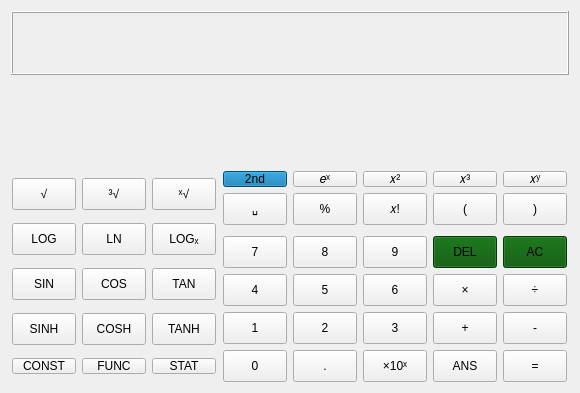
Old version of the form calculatorwidget.ui in the repository ganelonhb/QDMSuite.
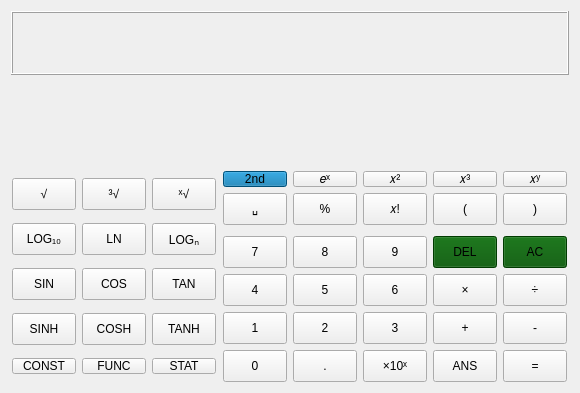
New version of the form. Custom widgets are drawn as their Qt base class.

What changed in the file:
```diff
--- a/calculatorwidget.ui
+++ b/calculatorwidget.ui
@@ -33,7 +33,7 @@
           </size>
          </property>
          <property name="text">
-          <string>LOGₓ</string>
+          <string>LOGₙ</string>
          </property>
          <attribute name="buttonGroup">
           <string notr="true">regularButtons</string>
@@ -244,7 +244,7 @@
           </size>
          </property>
          <property name="text">
-          <string>LOG</string>
+          <string>LOG₁₀</string>
          </property>
          <attribute name="buttonGroup">
           <string notr="true">regularButtons</string>
```
Left out of the diff: 6 changed lines with no effect on the pictures.
